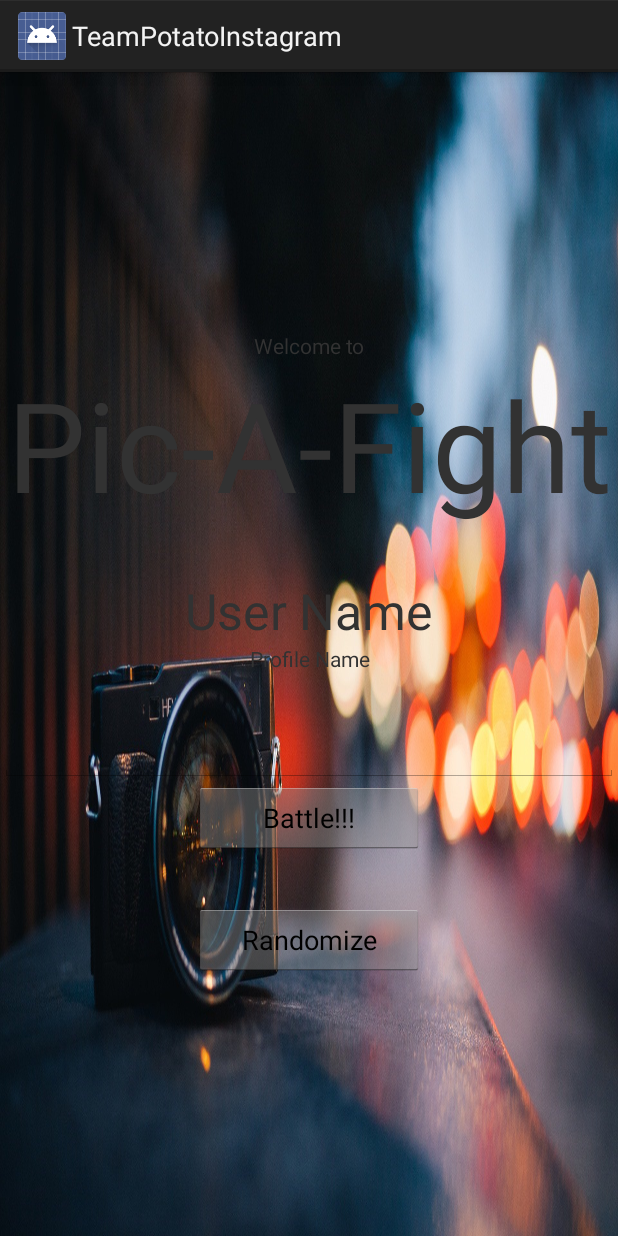
After one commit to Ujujgamer/TeamPotatoInstagram, an Android app: the layout fragment_game.xml on its own in the app's theme, with its tools: preview values and no code run, on a phone screen of 412 x 824 dp. The commit adds this screen. Run offline under Robolectric (Android 15) with nearby library versions, the phone set to English and light mode, and no system bars.

Commit message:
Beginning of the Search Bar

```diff
--- /dev/null
+++ b/app/src/main/java/us/theappacademy/teampotatoinstagram/PictureFragment.java
@@ -0,0 +1,10 @@
+package us.theappacademy.teampotatoinstagram;
+
+import us.theappacademy.oauth.view.OAuthFragment;
+
+public class PictureFragment extends OAuthFragment{
+    @Override
+    public void onTaskFinished(String s) {
+
+    }
+}
--- a/app/src/main/java/us/theappacademy/teampotatoinstagram/ProfileFragment.java
+++ b/app/src/main/java/us/theappacademy/teampotatoinstagram/ProfileFragment.java
@@ -1,11 +1,11 @@
 package us.theappacademy.teampotatoinstagram;
-
 
 import android.os.Bundle;
 import android.util.Log;
 import android.view.LayoutInflater;
 import android.view.View;
 import android.view.ViewGroup;
+import android.widget.Button;
 import android.widget.TextView;
 
 import org.json.JSONException;
@@ -20,6 +20,8 @@ import us.theappacademy.oauth.view.OAuthFragment;
 public class ProfileFragment extends OAuthFragment{
     private TextView profileName;
     private TextView profileUsername;
+    private TextView editText;
+    private Button button;
 
     @Override
     //occur when wanting to send something to Instagram
@@ -69,6 +71,19 @@ public class ProfileFragment extends OAuthFragment{
         //get ids within XML layout and save in variable; profileUsername
         profileUsername= (TextView)fragmentView.findViewById(R.id.profileUsername);
 
+        //get ids within XML layout and save in variable; editText
+        editText= (TextView)fragmentView.findViewById(R.id.editText);
+
+        //get ids within XML layout and save in variable; button
+        button= (Button)fragmentView.findViewById(R.id.button);
+
+        button.setOnClickListener(new View.OnClickListener() {
+            @Override
+            public void onClick(View view) {
+                getParentActivity().replaceCurrentFragment(new PictureFragment(), true);
+            }
+        });
+
         return fragmentView;
     }
 
--- /dev/null
+++ b/app/src/main/res/layout/fragment_game.xml
@@ -0,0 +1,103 @@
+<?xml version="1.0" encoding="utf-8"?>
+
+<LinearLayout xmlns:android="http://schemas.android.com/apk/res/android"
+    android:orientation="vertical"
+    android:layout_width="match_parent"
+    android:layout_height="match_parent"
+    android:background="@drawable/picafight"
+    android:gravity="center">
+
+    <TextView
+        android:layout_width="match_parent"
+        android:layout_height="wrap_content"
+        android:text="Welcome to"
+        android:gravity="center"
+        android:id="@+id/textView" />
+
+    <TextView
+        android:layout_width="match_parent"
+        android:layout_height="wrap_content"
+        android:text="Pic-A-Fight"
+        android:textSize="125px"
+        android:gravity="center"
+        android:id="@+id/textView2"
+        android:layout_alignParentLeft="true"
+        android:layout_alignParentStart="true"
+        android:layout_below="@+id/textView" />
+
+    <TextView
+        android:layout_width="match_parent"
+        android:layout_height="50px"
+        android:gravity="center"
+        android:layout_below="@+id/textView"
+        android:layout_alignParentLeft="true"
+        android:layout_alignParentStart="true" />
+
+    <TextView
+        android:layout_width="match_parent"
+        android:layout_height="wrap_content"
+        android:text="User Name"
+        android:textSize="50px"
+        android:id="@+id/profileUsername"
+        android:gravity="center"
+        android:layout_below="@+id/textView2"
+        android:layout_alignParentLeft="true"
+        android:layout_alignParentStart="true" />
+
+    <TextView
+        android:layout_width="match_parent"
+        android:layout_height="wrap_content"
+        android:text="Profile Name"
+        android:id="@+id/profileName"
+        android:gravity="center"
+        android:layout_below="@+id/profileUsername"
+        android:layout_alignParentLeft="true"
+        android:layout_alignParentStart="true" />
+
+
+    <TextView
+        android:layout_width="match_parent"
+        android:layout_height="50px"
+        android:gravity="center"
+        android:layout_below="@+id/textView"
+        android:layout_alignParentLeft="true"
+        android:layout_alignParentStart="true" />
+
+    <EditText
+        android:layout_width="match_parent"
+        android:layout_height="wrap_content"
+        android:id="@+id/editText"
+        android:layout_below="@+id/profileUsername"
+        android:layout_toLeftOf="@+id/searchView"
+        android:layout_toStartOf="@+id/searchView"
+        android:layout_alignParentLeft="true"
+        android:layout_alignParentStart="true" />
+
+    <Button
+        android:layout_width="wrap_content"
+        android:layout_height="wrap_content"
+        android:width="230px"
+        android:text="Battle!!!"
+        android:id="@+id/button"
+        android:layout_below="@+id/editText"
+        android:layout_centerHorizontal="true" />
+
+    <TextView
+        android:layout_width="match_parent"
+        android:layout_height="50px"
+        android:gravity="center"
+        android:layout_below="@+id/textView"
+        android:layout_alignParentLeft="true"
+        android:layout_alignParentStart="true" />
+
+    <Button
+        android:layout_width="wrap_content"
+        android:layout_height="wrap_content"
+        android:width="230px"
+        android:text="Randomize"
+        android:id="@+id/button2"
+        android:layout_below="@+id/editText"
+        android:layout_centerHorizontal="true" />
+
+
+</LinearLayout>
```
